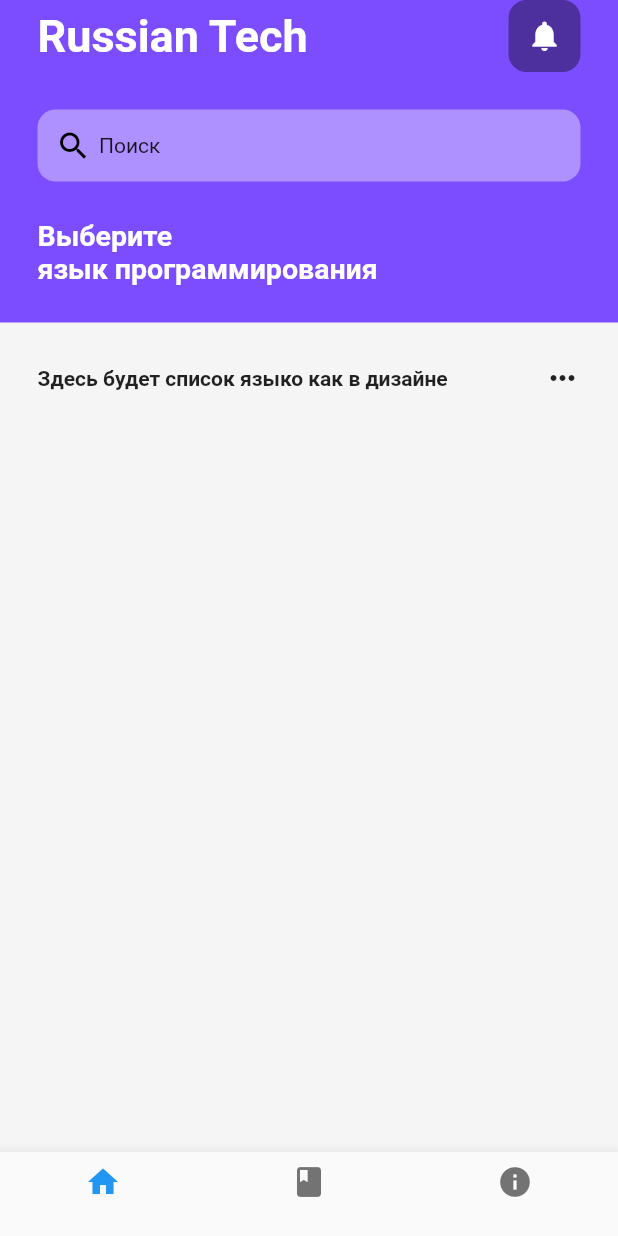
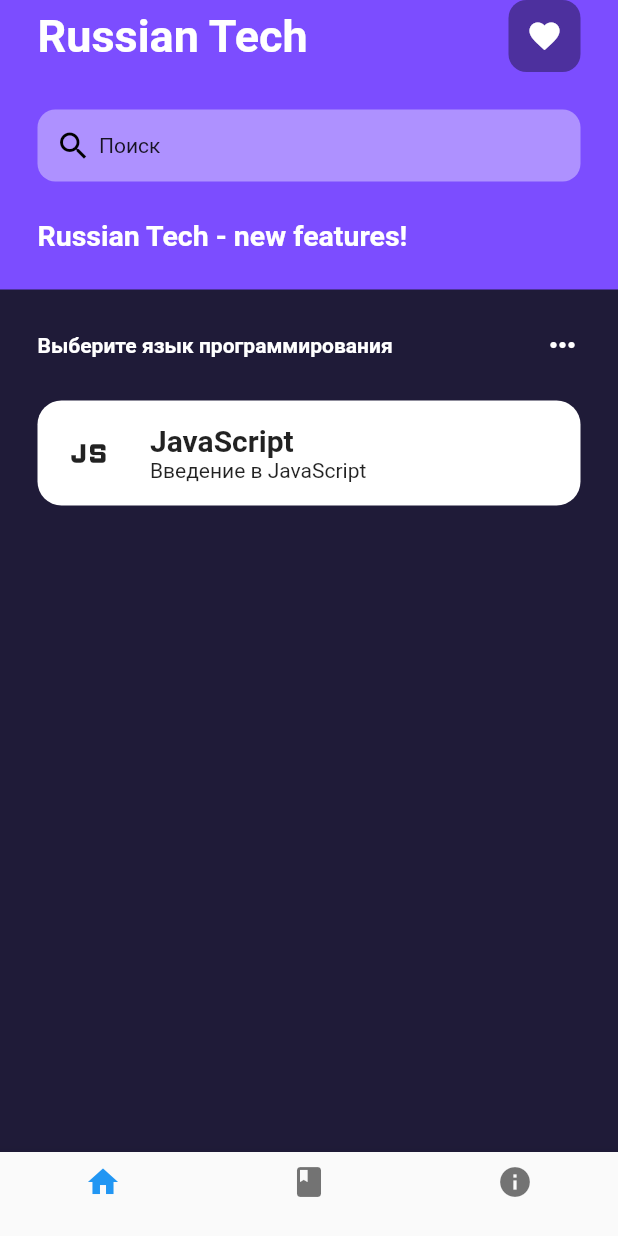
Before and after one commit to RussianTech-IT/Flutter, a Flutter app: the screen it shows after launch, on a phone screen of 412 x 824 dp. Run offline on Flutter 3.47's test engine with Material 2 defaults, Android fonts, the phone set to English and light mode, and no system bars.

Commit message:
Add List Languages & Unit Test's

```diff
--- a/lib/pages/home_page.dart
+++ b/lib/pages/home_page.dart
@@ -8,6 +8,15 @@ class HomePage extends StatefulWidget {
 }
 
 class _HomePageState extends State<HomePage> {
+  // final List<Map<String, dynamic>> _languages = [
+  //   {'name': 'JavaScript', 'icon': Icons.code},
+  //   {'name': 'Python', 'icon': Icons.code},
+  //   {'name': 'Java', 'icon': Icons.code},
+  //   {'name': 'C++', 'icon': Icons.code},
+  //   {'name': 'Swift', 'icon': Icons.code},
+  //   {'name': 'Ruby', 'icon': Icons.code},
+  // ]; // test array for list languages
+
   @override
   Widget build(BuildContext context) {
     return Scaffold(
@@ -35,14 +44,17 @@ class _HomePageState extends State<HomePage> {
                             fontSize: 30,
                             fontWeight: FontWeight.bold),
                       ),
-                      Container(
+                      GestureDetector(
+                        onTap: () => print('Test: Click favorite icon ✅'),
+                        child: Container(
                           decoration: BoxDecoration(
                               color: Colors.black38,
                               borderRadius: BorderRadius.circular(12)),
                           padding: EdgeInsets.all(12),
                           child: Icon(
-                          Icons.notifications,
+                            Icons.favorite,
                             color: Colors.white,
+                          ),
                         ),
                       ),
                     ],
@@ -78,7 +90,7 @@ class _HomePageState extends State<HomePage> {
                     mainAxisAlignment: MainAxisAlignment.spaceBetween,
                     children: [
                       Text(
-                        "Выберите\nязык программирования",
+                        "Russian Tech - new features!",
                         style: TextStyle(
                             color: Colors.white,
                             fontSize: 19,
@@ -95,7 +107,7 @@ class _HomePageState extends State<HomePage> {
             Expanded(
               child: Container(
                 padding: EdgeInsets.all(25),
-                color: Colors.grey[100],
+                color: Color.fromRGBO(21, 21, 34, 0.9),
                 child: Center(
                   child: Column(
                     children: [
@@ -103,15 +115,48 @@ class _HomePageState extends State<HomePage> {
                         mainAxisAlignment: MainAxisAlignment.spaceBetween,
                         children: [
                           Text(
-                            'Здесь будет список языко как в дизайне',
+                            'Выберите язык программирования',
                             style: TextStyle(
                                 fontWeight: FontWeight.bold,
-                              fontSize: 14
+                                fontSize: 14,
+                                color: Colors.white),
+                          ),
+                          Icon(Icons.more_horiz, color: Colors.white),
+                        ],
+                      ),
+                      SizedBox(
+                        height: 25,
+                      ),
+                      // list languages
+                      Container(
+                        padding: EdgeInsets.all(10),
+                        decoration: BoxDecoration(
+                          color: Colors.white,
+                          borderRadius: BorderRadius.circular(16),
+                        ),
+                        child: Row(
+                          children: [
+                            Icon(Icons.javascript, size: 50,),
+                            SizedBox(
+                              width: 15,
+                            ),
+                            Column(
+                              crossAxisAlignment: CrossAxisAlignment.start,
+                              children: [
+                                // title
+                                Text(
+                                  'JavaScript',
+                                  style: TextStyle(
+                                      fontWeight: FontWeight.bold,
+                                      fontSize: 20),
+                                ),
+                                // subtitle
+                                Text('Введение в JavaScript')
+                              ],
+                            )
+                          ],
                         ),
                       ),
-                          Icon(Icons.more_horiz)
-                        ],
-                      )
                     ],
                   ),
                 ),
```
Lines whose indentation alone changed are shown as unchanged.
